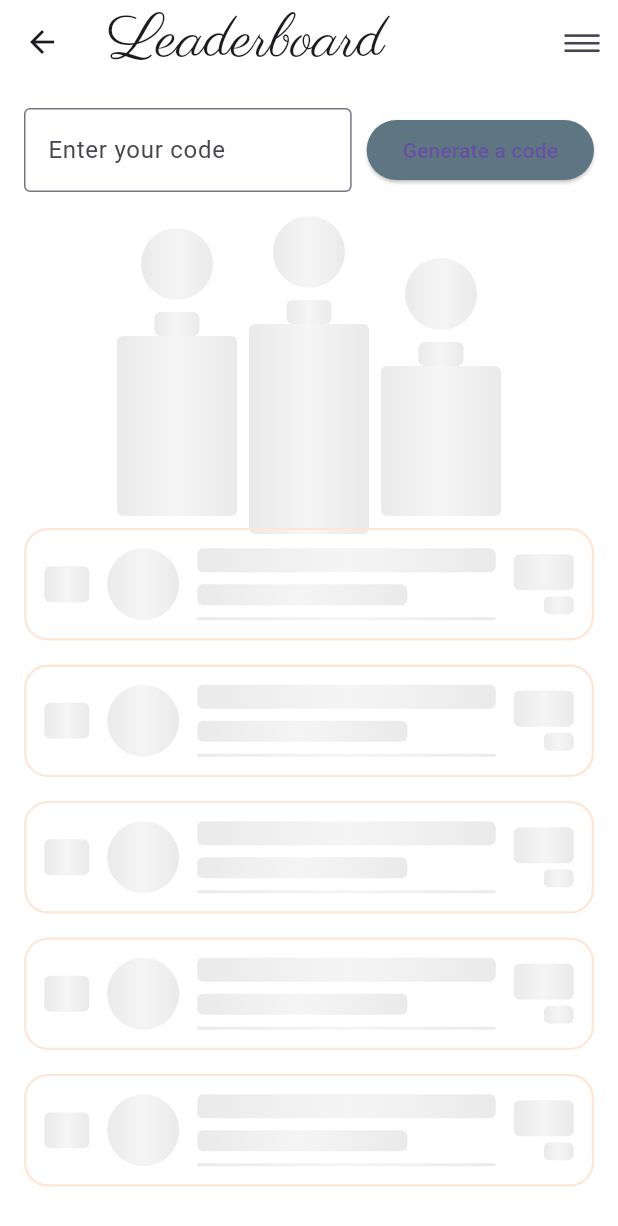
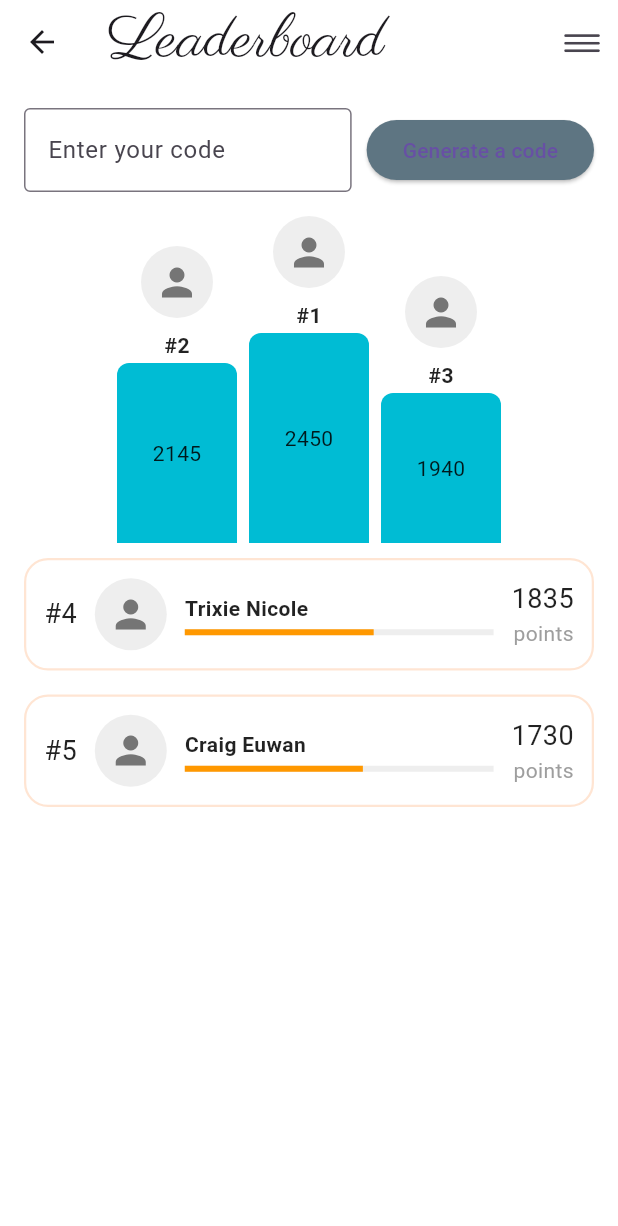
Before and after one commit to ArleneDacs/InnerU, a Flutter app: the Leaderboard screen opened by its route, after a tap on "Generate a code", on a phone screen of 412 x 824 dp. Shown: the top 1226 px of the screen. Run offline on Flutter 3.47's test engine with Material 3 defaults, Android fonts, the phone set to English and light mode, and no system bars; our stand-ins replace audioplayers, cloud_firestore, curved_navigation_bar, firebase_auth, firebase_core, fl_chart and 7 more; missing offline and left inert: flutter_background_service, flutter_background_service_android; accounts and stored records are empty; Roboto replaces fonts that are missing (Puritan).

Commit message:
Fixing the code for Leaderboard update and chat room function

```diff
--- a/lib/src/features/authentication/screen/leaderboard/leaderboard_screen.dart
+++ b/lib/src/features/authentication/screen/leaderboard/leaderboard_screen.dart
@@ -1,30 +1,141 @@
 import 'package:flutter/cupertino.dart';
 import 'package:flutter/material.dart';
+
+class UserActivity {
+  final int meditationMinutes;
+  final int stepsTaken;
+  final int journalEntries;
+
+  const UserActivity({
+    this.meditationMinutes = 0,
+    this.stepsTaken = 0,
+    this.journalEntries = 0,
+  });
+
+  int calculatePoints() {
+    // Meditation: 1pt per minute
+    int meditationPoints = meditationMinutes;
+
+    // Step Tracker: 1pt per 200 steps
+    int stepPoints = (stepsTaken / 200).floor();
+
+    // Journal: 1pt per entry
+    int journalPoints = journalEntries;
+
+    return meditationPoints + stepPoints + journalPoints;
+  }
+}
+
+class LeaderboardService {
+  List<LeaderboardEntry> _entries = [];
+
+  void addUserActivity(String userName, UserActivity activity) {
+    int existingIndex = _entries.indexWhere((entry) => entry.name == userName);
+
+    if (existingIndex != -1) {
+      _entries.removeAt(existingIndex);
+    }
+
+    _entries.add(LeaderboardEntry(
+      name: userName,
+      score: activity.calculatePoints(),
+      rank: 0,
+      activity: activity,
+    ));
+
+    // Sort and update ranks
+    _entries.sort((a, b) => b.score.compareTo(a.score));
+
+    for (int i = 0; i < _entries.length; i++) {
+      _entries[i] = LeaderboardEntry(
+        name: _entries[i].name,
+        score: _entries[i].score,
+        rank: i + 1,
+        activity: _entries[i].activity,
+      );
+    }
+  }
+
+  List<LeaderboardEntry> getLeaderboard() {
+    return List.from(_entries);
+  }
+}
 
 class LeaderboardEntry {
   final String name;
   final int score;
   final int rank;
+  final UserActivity activity;
 
-  LeaderboardEntry({
+  const LeaderboardEntry({
     required this.name,
     required this.score,
     required this.rank,
+    this.activity = const UserActivity(),
   });
 }
 
-class Leaderboard extends StatelessWidget {
-
+class Leaderboard extends StatefulWidget {
   final bool isLoading;
-  final List<LeaderboardEntry> entries = [ // Add placeholder entries
-    LeaderboardEntry(name: 'John Angel', score: 2500, rank: 1),
-    LeaderboardEntry(name: 'Rose Anne', score: 2300, rank: 2),
-    LeaderboardEntry(name: 'Arlene Mae', score: 2100, rank: 3),
-    LeaderboardEntry(name: 'Trixie Nicole', score: 2000, rank: 4),
-    LeaderboardEntry(name: 'Craig Euwan', score: 1900, rank: 5),
-  ];
 
   Leaderboard({this.isLoading = true});
+
+  @override
+  _LeaderboardState createState() => _LeaderboardState();
+}
+
+class _LeaderboardState extends State<Leaderboard> {
+  final LeaderboardService _leaderboardService = LeaderboardService();
+  late List<LeaderboardEntry> entries;
+  bool isLoading = true;
+
+  @override
+  void initState() {
+    super.initState();
+    isLoading = widget.isLoading;
+    _loadSampleData();
+
+    // Simulate loading for demo
+    if (isLoading) {
+      Future.delayed(Duration(seconds: 2), () {
+        if (mounted) {
+          setState(() {
+            isLoading = false;
+          });
+        }
+      });
+    }
+  }
+
+  void _loadSampleData() {
+    // Add sample users with activities
+    _leaderboardService.addUserActivity(
+      'John Angel',
+      const UserActivity(meditationMinutes: 1200, stepsTaken: 240000, journalEntries: 50)
+    );
+
+    _leaderboardService.addUserActivity(
+      'Rose Anne',
+      const UserActivity(meditationMinutes: 1000, stepsTaken: 220000, journalEntries: 45)
+    );
+
+    _leaderboardService.addUserActivity(
+      'Arlene Mae',
+      const UserActivity(meditationMinutes: 900, stepsTaken: 200000, journalEntries: 40)
+    );
+
+    _leaderboardService.addUserActivity(
+      'Trixie Nicole',
+      const UserActivity(meditationMinutes: 850, stepsTaken: 190000, journalEntries: 35)
+    );
+
+    _leaderboardService.addUserActivity(
+      'Craig Euwan',
+      const UserActivity(meditationMinutes: 800, stepsTaken: 180000, journalEntries: 30)
+    );
+
+    entries = _leaderboardService.getLeaderboard();
+  }
 
   @override
   Widget build(BuildContext context) {
@@ -67,7 +178,7 @@ class Leaderboard extends StatelessWidget {
             ),
           ),
           Container(
-            height: 200,
+            height: 220,
             child: isLoading
               ? _buildSkeletonPodium()
               : _buildPodium(),
@@ -91,7 +202,7 @@ class Leaderboard extends StatelessWidget {
     );
   }
 
-// skeleton loading function
+// Skeleton loading
 
   Widget _buildSkeletonPodium() {
     return Row(
@@ -165,7 +276,6 @@ class Leaderboard extends StatelessWidget {
     );
   }
 
-  // Add podium builder
   Widget _buildPodium() {
     return Row(
       mainAxisAlignment: MainAxisAlignment.center,
@@ -196,9 +306,9 @@ class Leaderboard extends StatelessWidget {
         Container(
           width: 80,
           height: height,
-          margin: EdgeInsets.symmetric(horizontal: 4),
+          margin: EdgeInsets.symmetric(horizontal: 4, vertical: 2), // Added vertical margin
           decoration: BoxDecoration(
-            color: Colors.orange[100],
+            color: Colors.cyan, // Changed color to match your screenshot
             borderRadius: BorderRadius.vertical(top: Radius.circular(8)),
           ),
           child: Center(child: Text(entry.score.toString())),
@@ -207,9 +317,13 @@ class Leaderboard extends StatelessWidget {
     );
   }
 
-  // Add leaderboard item builder
   Widget _buildLeaderboardItem(LeaderboardEntry entry) {
-    return Container(
+    return GestureDetector(
+      onTap: () {
+        // Show detailed breakdown of points
+        _showPointsBreakdown(context, entry);
+      },
+      child: Container(
         decoration: BoxDecoration(
           color: Colors.white,
           borderRadius: BorderRadius.circular(16),
@@ -242,7 +356,7 @@ class Leaderboard extends StatelessWidget {
                   LinearProgressIndicator(
                     value: entry.score / 3000,
                     backgroundColor: Colors.grey[200],
-                  color: Colors.orange,
+                    valueColor: AlwaysStoppedAnimation<Color>(Colors.orange), // Match progress color to screenshot
                   ),
                 ],
               ),
@@ -257,12 +371,87 @@ class Leaderboard extends StatelessWidget {
             ),
           ],
         ),
+      ),
+    );
+  }
+
+  void _showPointsBreakdown(BuildContext context, LeaderboardEntry entry) {
+    showModalBottomSheet(
+      context: context,
+      shape: RoundedRectangleBorder(
+        borderRadius: BorderRadius.vertical(top: Radius.circular(20)),
+      ),
+      builder: (context) {
+        return Container(
+          padding: EdgeInsets.all(16),
+          child: Column(
+            mainAxisSize: MainAxisSize.min,
+            crossAxisAlignment: CrossAxisAlignment.start,
+            children: [
+              Text(
+                '${entry.name}\'s Points',
+                style: TextStyle(fontSize: 20, fontWeight: FontWeight.bold),
+              ),
+              SizedBox(height: 16),
+              _buildPointsRow('Meditation', entry.activity.meditationMinutes,
+                  '1 pt/minute', entry.activity.meditationMinutes),
+              Divider(),
+              _buildPointsRow('Steps', entry.activity.stepsTaken,
+                  '1 pt/200 steps', (entry.activity.stepsTaken / 200).floor()),
+              Divider(),
+              _buildPointsRow('Journal', entry.activity.journalEntries,
+                  '1 pt/entry', entry.activity.journalEntries),
+              Divider(),
+              Padding(
+                padding: EdgeInsets.symmetric(vertical: 8),
+                child: Row(
+                  mainAxisAlignment: MainAxisAlignment.spaceBetween,
+                  children: [
+                    Text('Total Points',
+                      style: TextStyle(fontSize: 18, fontWeight: FontWeight.bold)),
+                    Text('${entry.score}',
+                      style: TextStyle(fontSize: 18, fontWeight: FontWeight.bold, color: Colors.orange)),
+                  ],
+                ),
+              ),
+            ],
+          ),
+        );
+      },
+    );
+  }
+
+  Widget _buildPointsRow(String title, int value, String rate, int points) {
+    return Padding(
+      padding: EdgeInsets.symmetric(vertical: 8),
+      child: Row(
+        children: [
+          Expanded(
+            flex: 3,
+            child: Text(title, style: TextStyle(fontSize: 16)),
+          ),
+          Expanded(
+            flex: 3,
+            child: Text('$value', style: TextStyle(fontSize: 16)),
+          ),
+          Expanded(
+            flex: 2,
+            child: Text(rate, style: TextStyle(fontSize: 14, color: Colors.grey)),
+          ),
+          Expanded(
+            flex: 2,
+            child: Text('$points pts',
+              style: TextStyle(fontSize: 16, color: Colors.orange),
+              textAlign: TextAlign.right,
+            ),
+          ),
+        ],
+      ),
     );
   }
 }
 
-// Loading leaderboard shimmer effect
-
+// ShimmerWidget
 class ShimmerWidget extends StatefulWidget {
   final double width;
   final double height;
@@ -271,13 +460,11 @@ class ShimmerWidget extends StatefulWidget {
   const ShimmerWidget.rectangular({
     required this.width,
     required this.height,
-  }
-  ) : isCircular = false;
+  }) : isCircular = false;
 
   const ShimmerWidget.circular({
     required double size,
-  }
-  ) : width = size,
+  }) : width = size,
        height = size,
        isCircular = true;
 
```
Also changed, not shown: lib/src/features/authentication/screen/coaches/coaches_screen.dart (+18 -3 lines). Lines whose indentation alone changed are shown as unchanged.
